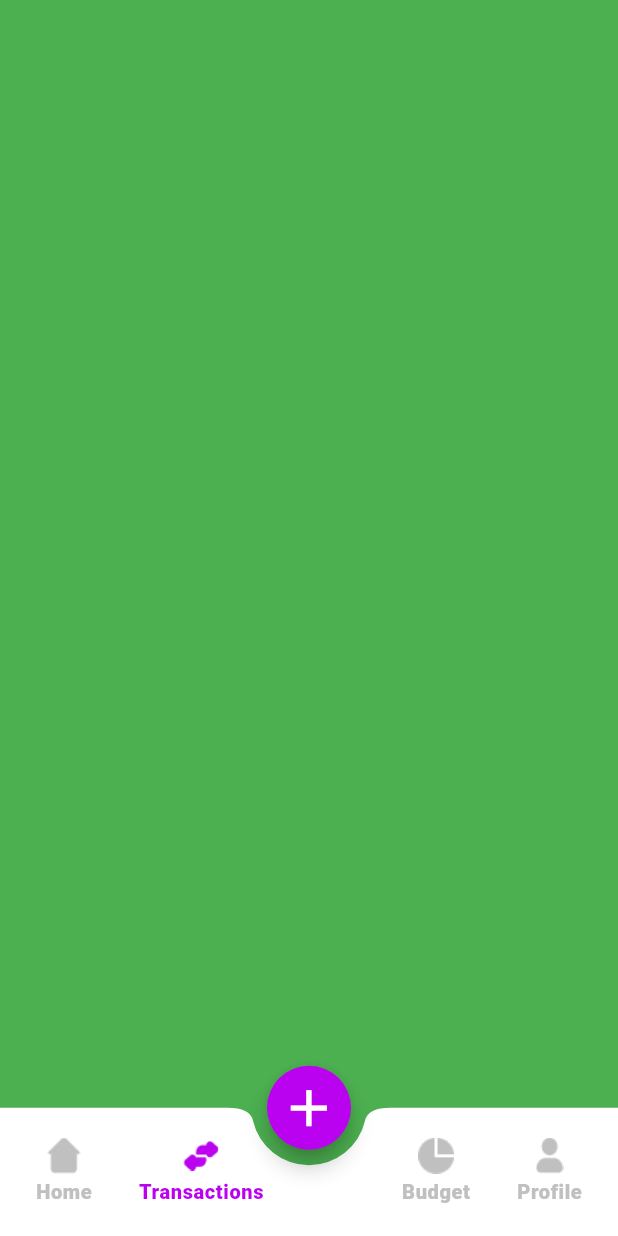
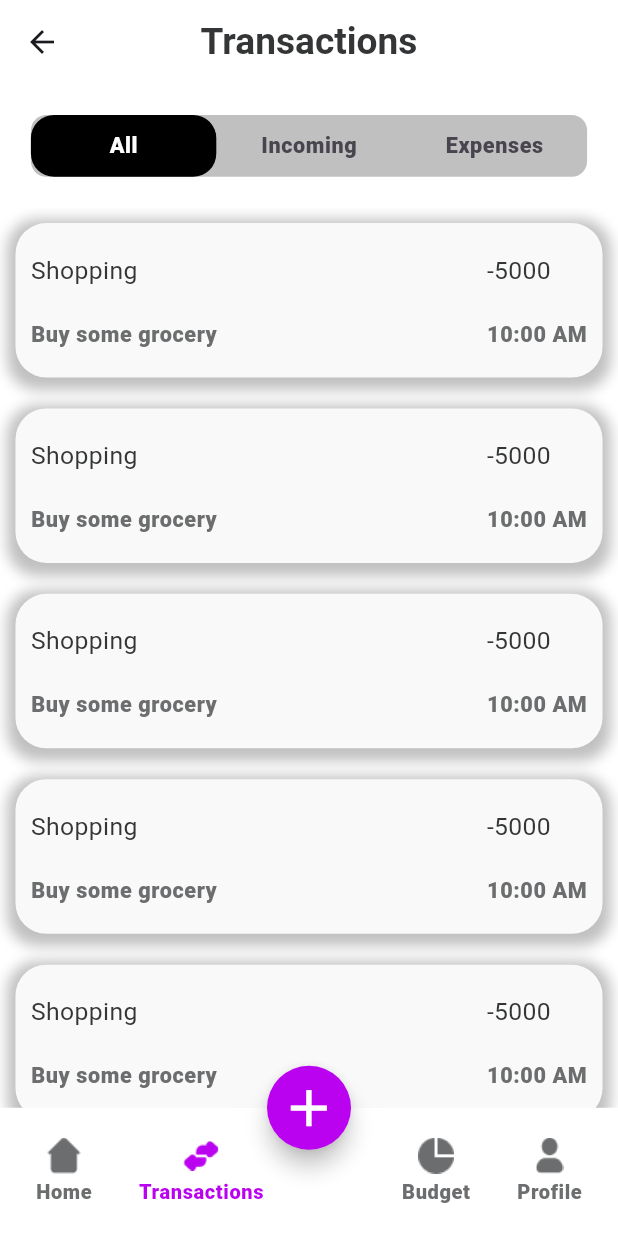
Before and after one commit to Maram-Alsoudani/CashClever, a Flutter app: the MainScreen screen opened by its route, item 2 of the bottom bar chosen, on a phone screen of 412 x 824 dp. Run offline on Flutter 3.47's test engine with Material 3 defaults, Android fonts, the phone set to English and light mode, and no system bars; our stand-ins replace flutter_screenutil, go_router.

Commit message:
Added temporary layout for Transactions tab.

```diff
--- a/lib/core/utils/strings.dart
+++ b/lib/core/utils/strings.dart
@@ -23,6 +23,9 @@ class AppStrings{
   static const String week= "Week";
   static const String recentTransactions= "Recent Transactions";
   static const String viewAll= "view all";
+  static const String all= "All";
+  static const String incoming= "Incoming";
+
 
 
 
--- a/lib/fearures/main_layout/presentation/pages/main_screen.dart
+++ b/lib/fearures/main_layout/presentation/pages/main_screen.dart
@@ -55,14 +55,14 @@ class _MainScreenState extends State<MainScreen> {
                       AssetImage(AppImages.homeIcon),
                       color: selectedIndex == 0
                           ? AppColors.primary
-                          : AppColors.lightGray,
+                          : AppColors.medGray,
                     ),
                     Text(AppStrings.home,
                         style: context.bodySmall.copyWith(
                           fontSize: 13.sp,
                           color: selectedIndex == 0
                               ? AppColors.primary
-                              : AppColors.lightGray,
+                              : AppColors.medGray,
                         ))
                   ],
                 )),
@@ -75,14 +75,14 @@ class _MainScreenState extends State<MainScreen> {
                       AssetImage(AppImages.transactionIcon),
                       color: selectedIndex == 1
                           ? AppColors.primary
-                          : AppColors.lightGray,
+                          : AppColors.medGray,
                     ),
                     Text(AppStrings.transactions,
                         style: context.bodySmall.copyWith(
                           fontSize: 13.sp,
                           color: selectedIndex == 1
                               ? AppColors.primary
-                              : AppColors.lightGray,
+                              : AppColors.medGray,
                         ))
                   ],
                 )),
@@ -96,14 +96,14 @@ class _MainScreenState extends State<MainScreen> {
                       AssetImage(AppImages.budgetIcon),
                       color: selectedIndex == 2
                           ? AppColors.primary
-                          : AppColors.lightGray,
+                          : AppColors.medGray,
                     ),
                     Text(AppStrings.budget,
                         style: context.bodySmall.copyWith(
                           fontSize: 13.sp,
                           color: selectedIndex == 2
                               ? AppColors.primary
-                              : AppColors.lightGray,
+                              : AppColors.medGray,
                         )),
                   ],
                 )),
@@ -116,14 +116,14 @@ class _MainScreenState extends State<MainScreen> {
                       AssetImage(AppImages.profileIcon),
                       color: selectedIndex == 3
                           ? AppColors.primary
-                          : AppColors.lightGray,
+                          : AppColors.medGray,
                     ),
                     Text(AppStrings.profile,
                         style: context.bodySmall.copyWith(
                           fontSize: 13.sp,
                           color: selectedIndex == 3
                               ? AppColors.primary
-                              : AppColors.lightGray,
+                              : AppColors.medGray,
                         ))
                   ],
                 )),
--- a/lib/fearures/transactions/presentation/pages/transaction_tab.dart
+++ b/lib/fearures/transactions/presentation/pages/transaction_tab.dart
@@ -1,10 +1,74 @@
+import 'package:finsage/core/utils/extentions/text_styles.dart';
+import 'package:finsage/core/utils/strings.dart';
+import 'package:finsage/fearures/transactions/presentation/widgets/transaction_widget.dart';
 import 'package:flutter/material.dart';
+import 'package:flutter_screenutil/flutter_screenutil.dart';
+import '../../../../core/utils/colors.dart';
 
 class TransactionTab extends StatelessWidget {
   const TransactionTab({super.key});
 
   @override
   Widget build(BuildContext context) {
-    return Container(color: Colors.green,);
+    return DefaultTabController(
+      length: 3,
+      child: SafeArea(
+        child: Scaffold(
+          appBar: AppBar(
+            leading: IconButton(
+              onPressed: () {},
+              icon: Icon(
+                Icons.arrow_back,
+              ),
+            ),
+            title: Text(
+              AppStrings.transactions,
+              style: context.headlineMedium.copyWith(fontSize: 24.sp),
+            ),
+            centerTitle: true,
+          ),
+          body: Column(
+            children: [
+              Container(
+                width: double.infinity,
+                height: 40.h,
+                margin: EdgeInsets.all(20.sp),
+                decoration: BoxDecoration(
+                  color: AppColors.lightGray,
+                  borderRadius: BorderRadius.circular(10.r),
+                ),
+                child: TabBar(
+                  dividerColor: Colors.transparent,
+                  labelPadding: EdgeInsets.all(0.sp),
+                  labelStyle:
+                      context.bodySmall.copyWith(color: AppColors.black),
+                  labelColor: AppColors.white,
+                  indicator: BoxDecoration(
+                    color: Colors.black,
+                    borderRadius: BorderRadius.circular(15.r),
+                  ),
+                  tabs: [
+                    Center(child: Tab(text: AppStrings.all)),
+                    Center(child: Tab(text: AppStrings.incoming)),
+                    Center(child: Tab(text: AppStrings.expenses)),
+                  ],
+                ),
+              ),
+              Expanded(
+                child: ListView.builder(
+                    itemCount: 10,
+                    itemBuilder: (context, index) {
+                  return TransactionWidget(
+                      amount: "-5000",
+                      category: "Shopping",
+                      date: "10:00 AM",
+                      description: "Buy some grocery");
+                }),
+              )
+            ],
+          ),
+        ),
+      ),
+    );
   }
 }
--- /dev/null
+++ b/lib/fearures/transactions/presentation/widgets/transaction_widget.dart
@@ -0,0 +1,49 @@
+import 'package:finsage/core/utils/extentions/text_styles.dart';
+import 'package:flutter/material.dart';
+import 'package:flutter_screenutil/flutter_screenutil.dart';
+import '../../../../core/utils/colors.dart';
+
+class TransactionWidget extends StatelessWidget {
+  final String category, description, amount, date;
+  const TransactionWidget({super.key, required this.amount, required this.category, required this.date, required this.description});
+
+  @override
+  Widget build(BuildContext context) {
+    return Container(
+      padding: EdgeInsets.symmetric(horizontal: 10.sp, vertical: 20),
+      margin: EdgeInsets.all(10.sp),
+      width: double.infinity,
+      height: 100.h,
+      decoration: BoxDecoration(
+        color: Color(0xffF9F9F9),
+        borderRadius: BorderRadius.all(Radius.circular(20.r)),
+        boxShadow: [
+          BoxShadow(
+            color: AppColors.lightGray,
+            spreadRadius: 5.r,
+            blurRadius: 7.r,
+            offset: Offset(0, 3),
+          ),
+        ],
+      ),
+      child: Row(
+        mainAxisAlignment: MainAxisAlignment.spaceBetween,
+        children: [
+          Column(
+            crossAxisAlignment: CrossAxisAlignment.start,
+            mainAxisAlignment: MainAxisAlignment.spaceBetween,
+            children: [
+              Text(category, style: context.bodyMedium,),
+              Text(description, style: context.bodySmall,),
+            ],),
+          Column(
+            crossAxisAlignment: CrossAxisAlignment.start,
+            mainAxisAlignment: MainAxisAlignment.spaceBetween,
+            children: [
+              Text(amount, style: context.bodyMedium,),
+              Text(date, style: context.bodySmall,),
+            ],)
+        ],),
+    );
+  }
+}
```
